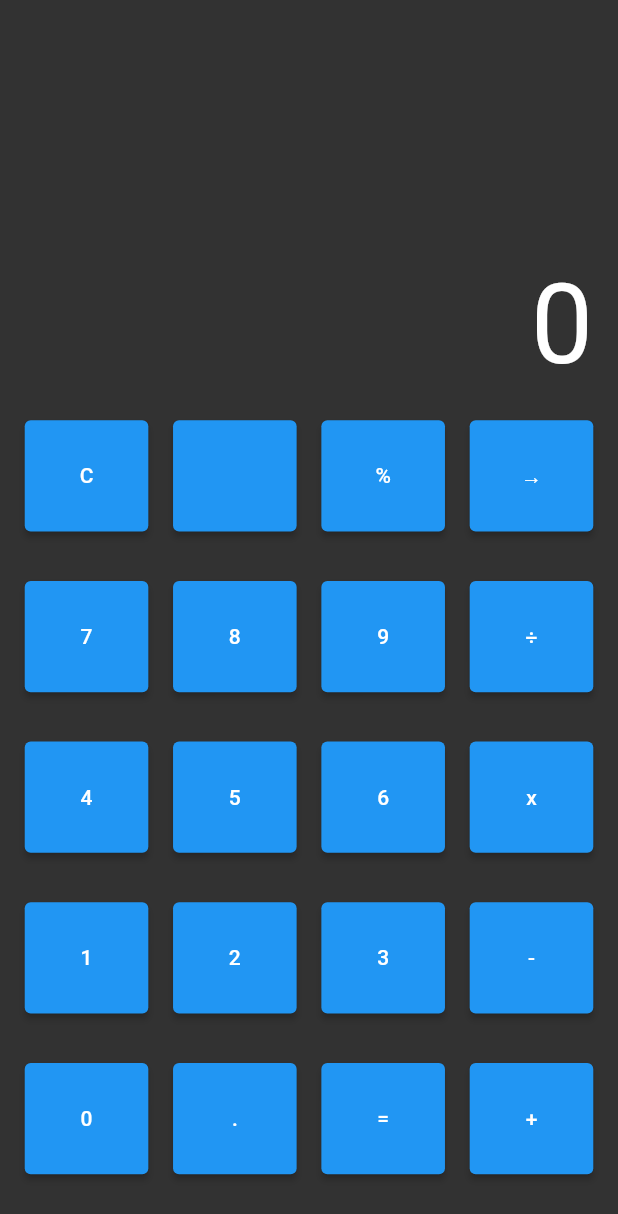
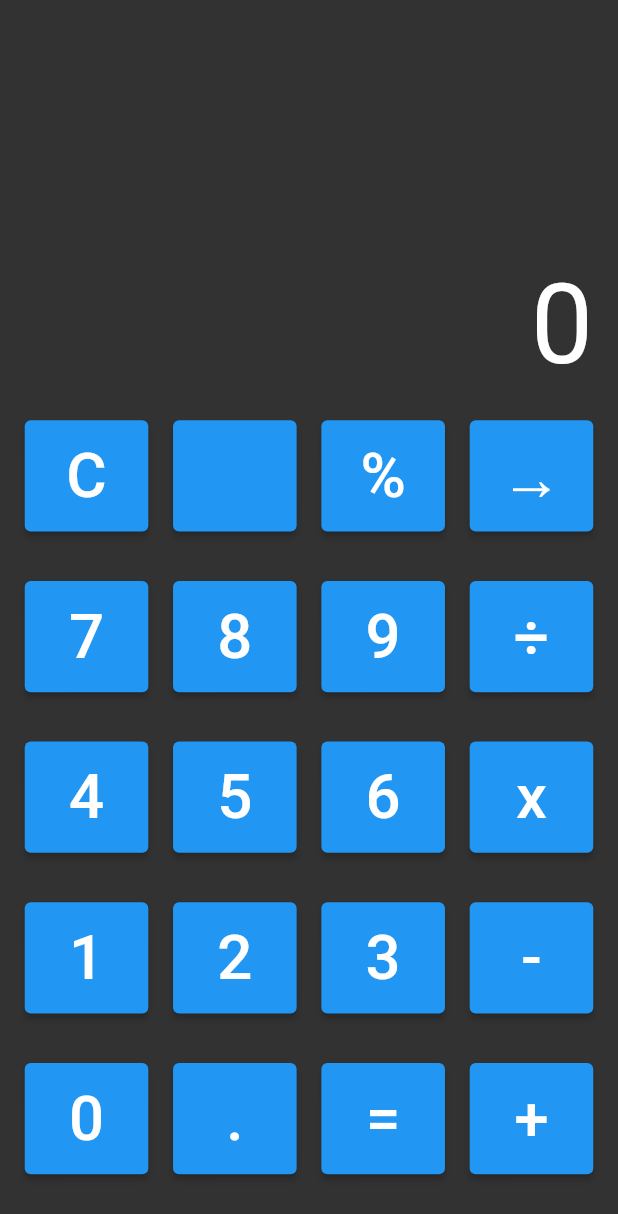
Before and after one commit to 99ehddud/calculator, a Flutter app: the screen it shows after launch, on a phone screen of 412 x 824 dp. Shown: the top 1214 px of the screen. Run offline on Flutter 3.47's test engine with Material 2 defaults, Android fonts, the phone set to English and light mode, and no system bars.

Commit message:
Ver.x.1.4 (Modify Fontsize)

```diff
--- a/calculator/lib/main.dart
+++ b/calculator/lib/main.dart
@@ -35,6 +35,7 @@ class _CalculatorState extends State<Calculator> {
     final double textFieldHeight = displayDivHeight * 0.3;
     final double textFontSize = displayDivHeight * 0.3;
     final double buttonDivHeight = deviceHeight * 0.45;
+    final double buttonTextFontSize = buttonDivHeight / 9;
     final double buttonVerticalMargin = deviceHeight * 0.2 / 5;
     final double buttonHeight = buttonDivHeight / 5;
 
@@ -74,7 +75,12 @@ class _CalculatorState extends State<Calculator> {
                       Size(buttonWidth, buttonHeight),
                     ),
                   ),
-                  child: const Text("C"),
+                  child: Text(
+                    "C",
+                    style: TextStyle(
+                      fontSize: buttonTextFontSize,
+                    ),
+                  ),
                 ),
                 SizedBox(width: buttonHorizontalMargin),
                 ElevatedButton(
@@ -85,7 +91,12 @@ class _CalculatorState extends State<Calculator> {
                       Size(buttonWidth, buttonHeight),
                     ),
                   ),
-                  child: const Text(""),
+                  child: Text(
+                    "",
+                    style: TextStyle(
+                      fontSize: buttonTextFontSize,
+                    ),
+                  ),
                 ),
                 SizedBox(width: buttonHorizontalMargin),
                 ElevatedButton(
@@ -96,7 +107,12 @@ class _CalculatorState extends State<Calculator> {
                       Size(buttonWidth, buttonHeight),
                     ),
                   ),
-                  child: const Text("%"),
+                  child: Text(
+                    "%",
+                    style: TextStyle(
+                      fontSize: buttonTextFontSize,
+                    ),
+                  ),
                 ),
                 SizedBox(width: buttonHorizontalMargin),
                 ElevatedButton(
@@ -107,7 +123,12 @@ class _CalculatorState extends State<Calculator> {
                       Size(buttonWidth, buttonHeight),
                     ),
                   ),
-                  child: const Text("→"),
+                  child: Text(
+                    "→",
+                    style: TextStyle(
+                      fontSize: buttonTextFontSize,
+                    ),
+                  ),
                 ),
                 SizedBox(width: buttonHorizontalMargin),
               ],
@@ -125,7 +146,12 @@ class _CalculatorState extends State<Calculator> {
                       Size(buttonWidth, buttonHeight),
                     ),
                   ),
-                  child: const Text("7"),
+                  child: Text(
+                    "7",
+                    style: TextStyle(
+                      fontSize: buttonTextFontSize,
+                    ),
+                  ),
                 ),
                 SizedBox(width: buttonHorizontalMargin),
                 ElevatedButton(
@@ -136,7 +162,12 @@ class _CalculatorState extends State<Calculator> {
                       Size(buttonWidth, buttonHeight),
                     ),
                   ),
-                  child: const Text("8"),
+                  child: Text(
+                    "8",
+                    style: TextStyle(
+                      fontSize: buttonTextFontSize,
+                    ),
+                  ),
                 ),
                 SizedBox(width: buttonHorizontalMargin),
                 ElevatedButton(
@@ -147,7 +178,12 @@ class _CalculatorState extends State<Calculator> {
                       Size(buttonWidth, buttonHeight),
                     ),
                   ),
-                  child: const Text("9"),
+                  child: Text(
+                    "9",
+                    style: TextStyle(
+                      fontSize: buttonTextFontSize,
+                    ),
+                  ),
                 ),
                 SizedBox(width: buttonHorizontalMargin),
                 ElevatedButton(
@@ -158,7 +194,12 @@ class _CalculatorState extends State<Calculator> {
                       Size(buttonWidth, buttonHeight),
                     ),
                   ),
-                  child: const Text("÷"),
+                  child: Text(
+                    "÷",
+                    style: TextStyle(
+                      fontSize: buttonTextFontSize,
+                    ),
+                  ),
                 ),
                 SizedBox(width: buttonHorizontalMargin),
               ],
@@ -176,7 +217,12 @@ class _CalculatorState extends State<Calculator> {
                       Size(buttonWidth, buttonHeight),
                     ),
                   ),
-                  child: const Text("4"),
+                  child: Text(
+                    "4",
+                    style: TextStyle(
+                      fontSize: buttonTextFontSize,
+                    ),
+                  ),
                 ),
                 SizedBox(width: buttonHorizontalMargin),
                 ElevatedButton(
@@ -187,7 +233,12 @@ class _CalculatorState extends State<Calculator> {
                       Size(buttonWidth, buttonHeight),
                     ),
                   ),
-                  child: const Text("5"),
+                  child: Text(
+                    "5",
+                    style: TextStyle(
+                      fontSize: buttonTextFontSize,
+                    ),
+                  ),
                 ),
                 SizedBox(width: buttonHorizontalMargin),
                 ElevatedButton(
@@ -198,7 +249,12 @@ class _CalculatorState extends State<Calculator> {
                       Size(buttonWidth, buttonHeight),
                     ),
                   ),
-                  child: const Text("6"),
+                  child: Text(
+                    "6",
+                    style: TextStyle(
+                      fontSize: buttonTextFontSize,
+                    ),
+                  ),
                 ),
                 SizedBox(width: buttonHorizontalMargin),
                 ElevatedButton(
@@ -209,7 +265,12 @@ class _CalculatorState extends State<Calculator> {
                       Size(buttonWidth, buttonHeight),
                     ),
                   ),
-                  child: const Text("x"),
+                  child: Text(
+                    "x",
+                    style: TextStyle(
+                      fontSize: buttonTextFontSize,
+                    ),
+                  ),
                 ),
                 SizedBox(width: buttonHorizontalMargin),
               ],
@@ -227,7 +288,12 @@ class _CalculatorState extends State<Calculator> {
                       Size(buttonWidth, buttonHeight),
                     ),
                   ),
-                  child: const Text("1"),
+                  child: Text(
+                    "1",
+                    style: TextStyle(
+                      fontSize: buttonTextFontSize,
+                    ),
+                  ),
                 ),
                 SizedBox(width: buttonHorizontalMargin),
                 ElevatedButton(
@@ -238,7 +304,12 @@ class _CalculatorState extends State<Calculator> {
                       Size(buttonWidth, buttonHeight),
                     ),
                   ),
-                  child: const Text("2"),
+                  child: Text(
+                    "2",
+                    style: TextStyle(
+                      fontSize: buttonTextFontSize,
+                    ),
+                  ),
                 ),
                 SizedBox(width: buttonHorizontalMargin),
                 ElevatedButton(
@@ -249,7 +320,12 @@ class _CalculatorState extends State<Calculator> {
                       Size(buttonWidth, buttonHeight),
                     ),
                   ),
-                  child: const Text("3"),
+                  child: Text(
+                    "3",
+                    style: TextStyle(
+                      fontSize: buttonTextFontSize,
+                    ),
+                  ),
                 ),
                 SizedBox(width: buttonHorizontalMargin),
                 ElevatedButton(
@@ -260,7 +336,12 @@ class _CalculatorState extends State<Calculator> {
                       Size(buttonWidth, buttonHeight),
                     ),
                   ),
-                  child: const Text("-"),
+                  child: Text(
+                    "-",
+                    style: TextStyle(
+                      fontSize: buttonTextFontSize,
+                    ),
+                  ),
                 ),
                 SizedBox(width: buttonHorizontalMargin),
               ],
@@ -278,7 +359,12 @@ class _CalculatorState extends State<Calculator> {
                       Size(buttonWidth, buttonHeight),
                     ),
                   ),
-                  child: const Text("0"),
+                  child: Text(
+                    "0",
+                    style: TextStyle(
+                      fontSize: buttonTextFontSize,
+                    ),
+                  ),
                 ),
                 SizedBox(width: buttonHorizontalMargin),
                 ElevatedButton(
@@ -289,7 +375,12 @@ class _CalculatorState extends State<Calculator> {
                       Size(buttonWidth, buttonHeight),
                     ),
                   ),
-                  child: const Text("."),
+                  child: Text(
+                    ".",
+                    style: TextStyle(
+                      fontSize: buttonTextFontSize,
+                    ),
+                  ),
                 ),
                 SizedBox(width: buttonHorizontalMargin),
                 ElevatedButton(
@@ -300,7 +391,12 @@ class _CalculatorState extends State<Calculator> {
                       Size(buttonWidth, buttonHeight),
                     ),
                   ),
-                  child: const Text("="),
+                  child: Text(
+                    "=",
+                    style: TextStyle(
+                      fontSize: buttonTextFontSize,
+                    ),
+                  ),
                 ),
                 SizedBox(width: buttonHorizontalMargin),
                 ElevatedButton(
@@ -311,7 +407,12 @@ class _CalculatorState extends State<Calculator> {
                       Size(buttonWidth, buttonHeight),
                     ),
                   ),
-                  child: const Text("+"),
+                  child: Text(
+                    "+",
+                    style: TextStyle(
+                      fontSize: buttonTextFontSize,
+                    ),
+                  ),
                 ),
                 SizedBox(width: buttonHorizontalMargin),
               ],
@@ -325,9 +426,7 @@ class _CalculatorState extends State<Calculator> {
 
   void _inputNumber(int number) {
     setState(() {
-      if (current.toString().length > 7) {
-
-      }
+      if (current.toString().length > 7) {}
       current = current * 10 + number;
     });
   }
@@ -335,63 +434,60 @@ class _CalculatorState extends State<Calculator> {
   void _inputSign(String sign) {
     setState(() {
       switch (sign) {
-        case "C" :
+        case "C":
           current = 0;
           firstResult = 0;
           secondResult = 0;
           break;
 
-        case "" :
+        case "":
 
+        case "%":
 
-        case "%" :
-
-
-        case "÷" :
+        case "÷":
           firstResult = current;
           current = 0;
           signNow = "÷";
           break;
 
-        case "x" :
+        case "x":
           firstResult = current;
           current = 0;
           signNow = "x";
           break;
 
-        case "-" :
+        case "-":
           firstResult = current;
           current = 0;
           signNow = "-";
           break;
 
-        case "+" :
+        case "+":
           firstResult = current;
           current = 0;
           signNow = "+";
           break;
 
-        case "=" :
+        case "=":
           secondResult = current;
 
           switch (signNow) {
-            case "÷" :
+            case "÷":
               current = firstResult ~/ secondResult;
               break;
 
-            case "x" :
+            case "x":
               current = firstResult * secondResult;
               break;
 
-            case "-" :
+            case "-":
               current = firstResult - secondResult;
               break;
 
-            case "+" :
+            case "+":
               current = firstResult + secondResult;
               break;
           }
-
       }
     });
   }
```
Also changed, not shown: calculator/pubspec.lock.
